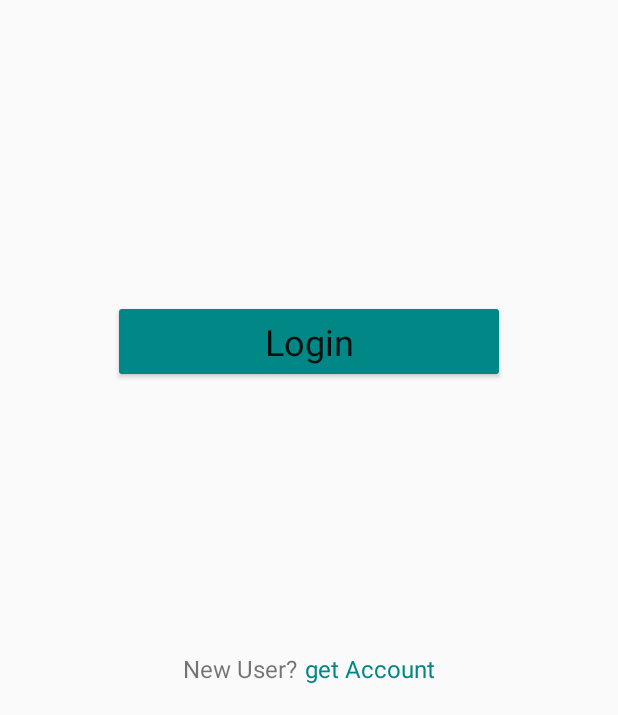
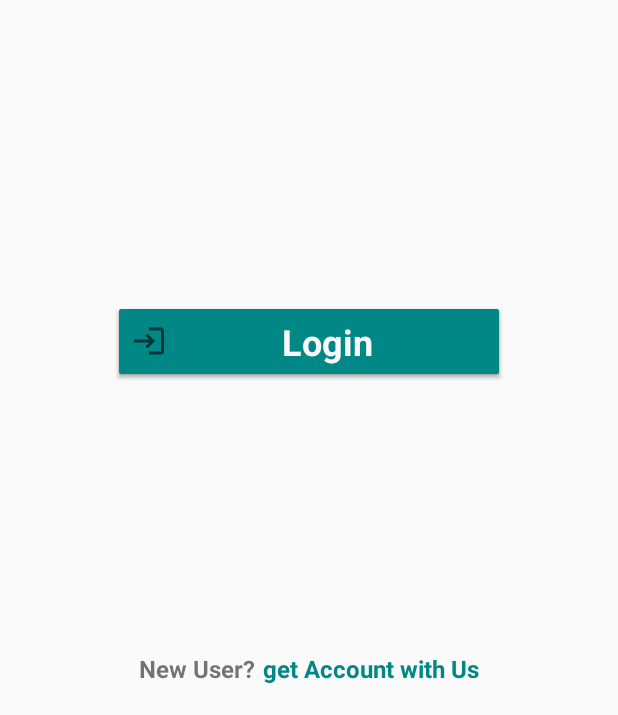
Before and after one commit to shhekarchowdary/Indian_Bank_Android, an Android app: the layout activity_main.xml on its own in the app's theme, with its tools: preview values and no code run, on a phone screen of 412 x 824 dp, the part 521-1236 px from its top. Run offline under Robolectric (Android 15) with nearby library versions, the phone set to English and light mode, and no system bars.

```diff
--- a/app/src/main/java/com/arr/indianbankandroid/BankTranscations.java
+++ b/app/src/main/java/com/arr/indianbankandroid/BankTranscations.java
@@ -47,7 +47,7 @@ public class BankTranscations extends AppCompatActivity {
         spFromAcc=findViewById(R.id.spFromAcc);
         tvAccount=findViewById(R.id.tvAccount);
         tvBankTransTxt=findViewById(R.id.tvBankTranTxt);
-        cusdata=LoginActivity2.loggedInCustomer;
+        cusdata = LoginActivity2.loggedInCustomer;
         for(Account a:cusdata.getAccounts()){
             accNames.add(a.getType());
         }
--- a/app/src/main/java/com/arr/indianbankandroid/MainMenu.java
+++ b/app/src/main/java/com/arr/indianbankandroid/MainMenu.java
@@ -27,7 +27,7 @@ public class MainMenu extends AppCompatActivity {
         bookings=findViewById(R.id.btnBookings);
         logout=findViewById(R.id.btnLogOut);
 
-        cusdata=LoginActivity2.loggedInCustomer;
+        cusdata = LoginActivity2.loggedInCustomer;
         Log.d("logincheck",cusdata.getFullName());
         cusName.setText("Welcome "+cusdata.getFullName().toString());
 
--- /dev/null
+++ b/app/src/main/res/drawable/ic_baseline_login_24.xml
@@ -0,0 +1,11 @@
+<vector xmlns:android="http://schemas.android.com/apk/res/android"
+    android:width="24dp"
+    android:height="24dp"
+    android:viewportWidth="24"
+    android:viewportHeight="24"
+    android:tint="?attr/colorControlNormal"
+    android:autoMirrored="true">
+  <path
+      android:fillColor="@android:color/white"
+      android:pathData="M11,7L9.6,8.4l2.6,2.6H2v2h10.2l-2.6,2.6L11,17l5,-5L11,7zM20,19h-8v2h8c1.1,0 2,-0.9 2,-2V5c0,-1.1 -0.9,-2 -2,-2h-8v2h8V19z"/>
+</vector>
--- a/app/src/main/res/layout/activity_main.xml
+++ b/app/src/main/res/layout/activity_main.xml
@@ -32,15 +32,42 @@
         android:layout_marginTop="200dp"
         android:layout_marginEnd="75dp"
         android:backgroundTint="@color/teal_700"
+        android:drawableStart="@drawable/ic_baseline_login_24"
         android:fontFamily="sans-serif"
         android:gravity="center"
         android:isScrollContainer="false"
         android:text="@string/login"
         android:textAlignment="center"
         android:textAllCaps="false"
+        android:textColor="#FAF8F8"
         android:textSize="24sp"
+        android:textStyle="bold"
         app:icon="@drawable/login"
-        app:iconGravity="textStart"
+        app:iconSize="30dp"
+        app:layout_constraintEnd_toEndOf="parent"
+        app:layout_constraintHorizontal_bias="0"
+        app:layout_constraintStart_toStartOf="parent"
+        app:layout_constraintTop_toBottomOf="@+id/imageView" />
+
+    <Button
+        android:id="@+id/btnLogin2"
+        android:layout_width="0dp"
+        android:layout_height="55dp"
+        android:layout_marginStart="75dp"
+        android:layout_marginTop="200dp"
+        android:layout_marginEnd="75dp"
+        android:backgroundTint="@color/teal_700"
+        android:drawableStart="@drawable/ic_baseline_login_24"
+        android:fontFamily="sans-serif"
+        android:gravity="center"
+        android:isScrollContainer="false"
+        android:text="@string/login"
+        android:textAlignment="center"
+        android:textAllCaps="false"
+        android:textColor="#FAF8F8"
+        android:textSize="24sp"
+        android:textStyle="bold"
+        app:icon="@drawable/login"
         app:iconSize="30dp"
         app:layout_constraintEnd_toEndOf="parent"
         app:layout_constraintHorizontal_bias="0"
@@ -65,7 +92,8 @@
             android:layout_weight="1"
             android:text="@string/newUser"
             android:textAlignment="textEnd"
-            android:textSize="16sp" />
+            android:textSize="16sp"
+            android:textStyle="bold" />
 
         <TextView
             android:id="@+id/txtmgetAccountwithUs"
@@ -75,6 +103,7 @@
             android:layout_weight="1"
             android:text="@string/getAccountwithus"
             android:textColor="@color/teal_700"
-            android:textSize="16sp" />
+            android:textSize="16sp"
+            android:textStyle="bold" />
     </LinearLayout>
 </androidx.constraintlayout.widget.ConstraintLayout>
--- a/app/src/main/res/values/strings.xml
+++ b/app/src/main/res/values/strings.xml
@@ -2,7 +2,7 @@
     <string name="app_name">Indian Bank Android</string>
     <string name="logo">Bank Logo</string>
     <string name="login">Login</string>
-    <string name="getAccountwithus">get Account</string>
+    <string name="getAccountwithus">get Account with Us</string>
     <string name="newUser">New User? </string>
     <string name="accessCardNumber">Access Card Number</string>
     <string name="next">Next</string>
```
Also changed, not shown: app/src/main/AndroidManifest.xml (+5 -5 lines), app/src/main/java/com/arr/indianbankandroid/Customer.java (+4 -4 lines), app/src/main/java/com/arr/indianbankandroid/LoginActivity.java (+30 -1 lines), app/src/main/java/com/arr/indianbankandroid/MainActivity.java (+16 -36 lines), app/src/main/java/com/arr/indianbankandroid/RegistrationActivity.java (+36 -25 lines), app/src/main/res/drawable/ic_outline_login_24.xml (added, +11 -0 lines), 1 other file.
